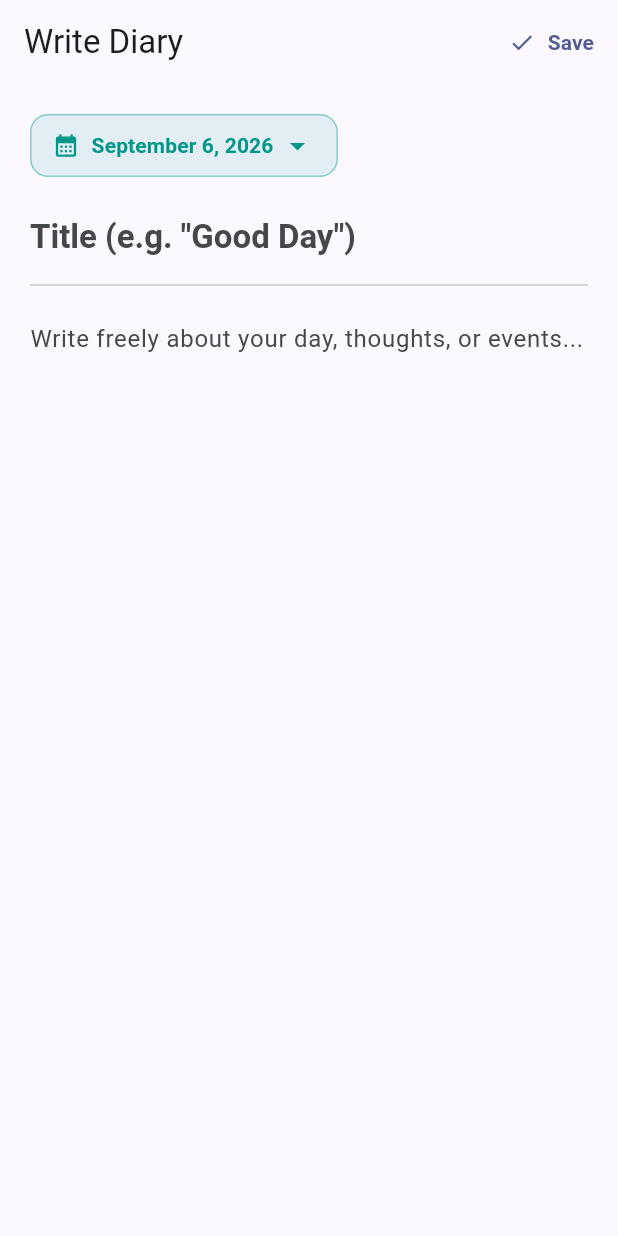
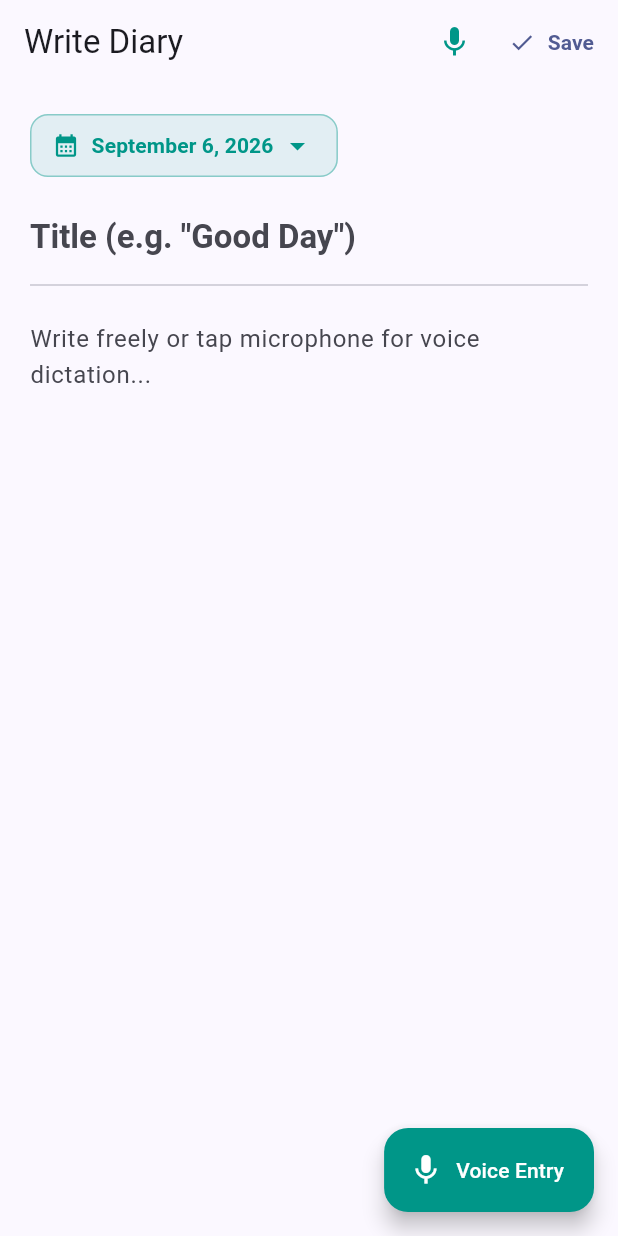
Before and after one commit to vijay2542/remindly, a Flutter app: the DiaryEditorPage screen opened by its route, on a phone screen of 412 x 824 dp. Run offline on Flutter 3.47's test engine with Material 3 defaults, Android fonts, the phone set to English and light mode, and no system bars; our stand-ins replace drift, drift_flutter, flutter_local_notifications, flutter_riverpod, flutter_tts, go_router and 4 more; accounts and stored records are empty; generated files the repository leaves out were written again.

```diff
--- a/lib/features/diary/presentation/pages/diary_editor_page.dart
+++ b/lib/features/diary/presentation/pages/diary_editor_page.dart
@@ -2,12 +2,14 @@ import 'package:flutter/material.dart';
 import 'package:flutter_riverpod/flutter_riverpod.dart';
 import 'package:go_router/go_router.dart';
 import '../../../../core/utils/date_formatter.dart';
+import '../../../voice/presentation/widgets/speech_dialog.dart';
 import '../../domain/entities/diary_entry.dart';
 import '../providers/diary_providers.dart';
 
 class DiaryEditorPage extends ConsumerStatefulWidget {
   final String? entryId;
-  const DiaryEditorPage({super.key, this.entryId});
+  final String? initialText;
+  const DiaryEditorPage({super.key, this.entryId, this.initialText});
 
   @override
   ConsumerState<DiaryEditorPage> createState() => _DiaryEditorPageState();
@@ -24,6 +26,9 @@ class _DiaryEditorPageState extends ConsumerState<DiaryEditorPage> {
   @override
   void initState() {
     super.initState();
+    if (widget.initialText != null && widget.initialText!.isNotEmpty) {
+      _contentController.text = widget.initialText!;
+    }
     if (widget.entryId != null && widget.entryId!.isNotEmpty) {
       _loadExistingEntry();
     }
@@ -37,7 +42,9 @@ class _DiaryEditorPageState extends ConsumerState<DiaryEditorPage> {
       setState(() {
         _existingEntry = entry;
         _titleController.text = entry.title;
-        _contentController.text = entry.content;
+        if (_contentController.text.isEmpty) {
+          _contentController.text = entry.content;
+        }
         _diaryDate = entry.diaryDate;
         _isLoading = false;
       });
@@ -51,6 +58,19 @@ class _DiaryEditorPageState extends ConsumerState<DiaryEditorPage> {
     _titleController.dispose();
     _contentController.dispose();
     super.dispose();
+  }
+
+  Future<void> _triggerVoiceRecording() async {
+    final recognizedText = await SpeechDialog.show(context);
+    if (recognizedText != null && recognizedText.isNotEmpty) {
+      setState(() {
+        if (_contentController.text.trim().isEmpty) {
+          _contentController.text = recognizedText;
+        } else {
+          _contentController.text = '${_contentController.text}\n$recognizedText';
+        }
+      });
+    }
   }
 
   Future<void> _pickDate() async {
@@ -134,6 +154,11 @@ class _DiaryEditorPageState extends ConsumerState<DiaryEditorPage> {
       appBar: AppBar(
         title: Text(_existingEntry != null ? 'Edit Entry' : 'Write Diary'),
         actions: [
+          IconButton(
+            icon: const Icon(Icons.mic, color: Colors.teal),
+            tooltip: 'Voice Command / Dictation',
+            onPressed: _triggerVoiceRecording,
+          ),
           TextButton.icon(
             onPressed: _isSaving ? null : _onSave,
             icon: _isSaving
@@ -198,13 +223,20 @@ class _DiaryEditorPageState extends ConsumerState<DiaryEditorPage> {
               minLines: 10,
               style: theme.textTheme.bodyLarge?.copyWith(height: 1.5),
               decoration: const InputDecoration(
-                hintText: 'Write freely about your day, thoughts, or events...',
+                hintText: 'Write freely or tap microphone for voice dictation...',
                 border: InputBorder.none,
               ),
             ),
           ],
         ),
       ),
+      floatingActionButton: FloatingActionButton.extended(
+        onPressed: _triggerVoiceRecording,
+        icon: const Icon(Icons.mic),
+        label: const Text('Voice Entry'),
+        backgroundColor: Colors.teal,
+        foregroundColor: Colors.white,
+      ),
     );
   }
 }
--- a/lib/routing/app_router.dart
+++ b/lib/routing/app_router.dart
@@ -74,7 +74,10 @@ final GoRouter appRouter = GoRouter(
     GoRoute(
       path: '/diary/editor',
       name: 'diary-editor-new',
-      builder: (context, state) => const DiaryEditorPage(),
+      builder: (context, state) {
+        final initialText = state.extra as String?;
+        return DiaryEditorPage(initialText: initialText);
+      },
     ),
     GoRoute(
       path: '/diary/entry/:id',
```
Also changed, not shown: lib/features/diary/presentation/pages/diary_home_page.dart (+13 -0 lines), lib/features/voice/presentation/widgets/speech_dialog.dart (+57 -8 lines).
